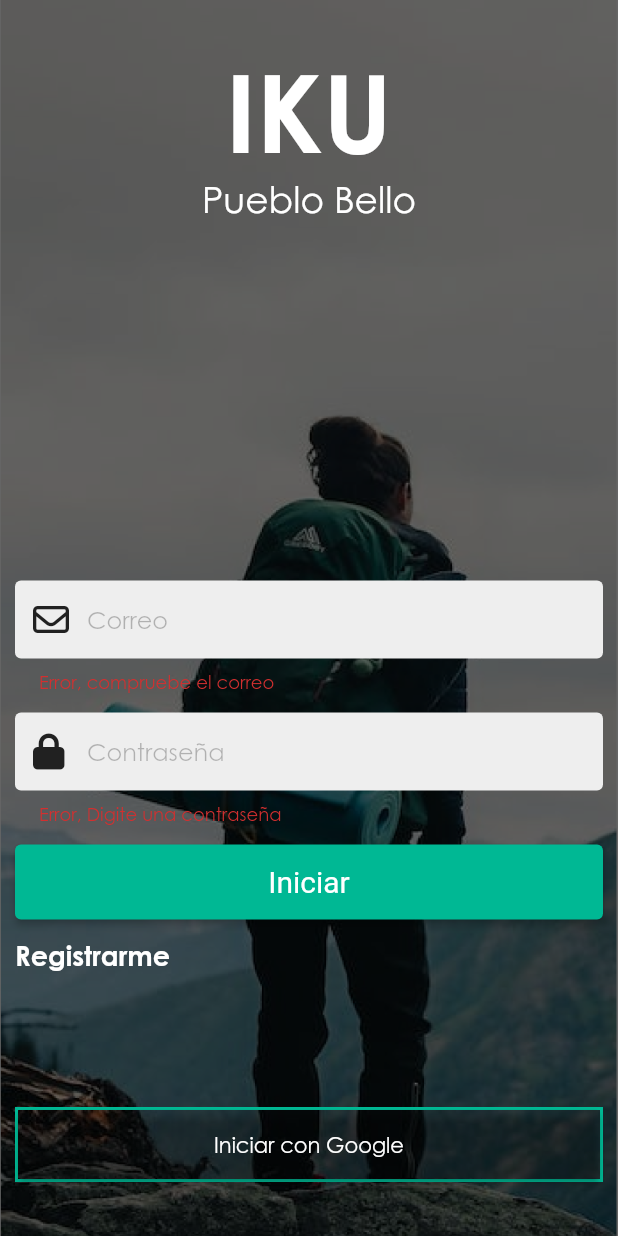
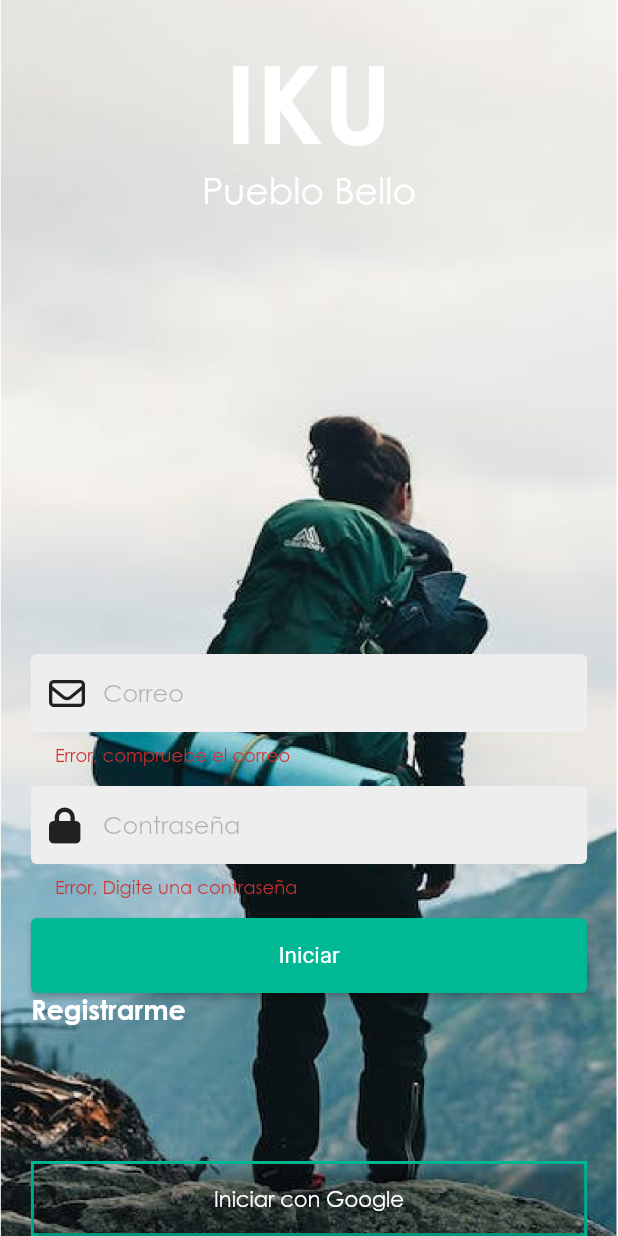
Before and after one commit to pueblobelloapp/TouristApp, a Flutter app: the screen it shows after launch, after a tap on "Iniciar", on a phone screen of 412 x 824 dp. Run offline on Flutter 3.47's test engine with Material 2 defaults, Android fonts, the light colour scheme and no system bars; our stand-ins replace cloud_firestore, email_validator, equatable, firebase_auth, firebase_core, firebase_storage and 7 more; accounts and stored records are empty.

Commit message:
Ajustes pantalla login, y logica para inicio de sesion.

```diff
--- /dev/null
+++ b/lib/Recursos/Entity/UserLogin.dart
@@ -0,0 +1,11 @@
+import 'package:equatable/equatable.dart';
+
+class UserLogin {
+
+  late String correo;
+  late String contrasena;
+
+  @override
+  List<Object?> get props => [correo, contrasena];
+
+}
--- a/lib/Recursos/Paginas/Login/Login.dart
+++ b/lib/Recursos/Paginas/Login/Login.dart
@@ -1,10 +1,15 @@
 // ignore_for_file: sized_box_for_whitespace
 
+import 'package:app_turismo_usuario/Recursos/DataSource/DataFirebaseLogin.dart';
+import 'package:app_turismo_usuario/Recursos/Entity/UserLogin.dart';
 import 'package:app_turismo_usuario/Recursos/Paginas/Login/LoginControllers.dart';
 import 'package:app_turismo_usuario/Recursos/Paginas/Navigation_bar/navigation_bar.dart';
 import 'package:app_turismo_usuario/Recursos/Paginas/Principal/principal.dart';
 import 'package:app_turismo_usuario/Recursos/Widget/Constans.dart';
 import 'package:app_turismo_usuario/Recursos/Widget/Gradient_Header.dart';
+import 'package:app_turismo_usuario/Recursos/utils/GextUtils.dart';
+import 'package:app_turismo_usuario/main.dart';
+import 'package:email_validator/email_validator.dart';
 import 'package:flutter/material.dart';
 import 'package:font_awesome_flutter/font_awesome_flutter.dart';
 import 'package:get/get.dart';
@@ -28,6 +33,13 @@ class _LoginState extends State<Login> {
   ControllerLogin controllerLogin = Get.find();
   String mensajeNotificacion = "Error";
 
+  final FirebaseLogin _firebaseLogin = getIt();
+  UserLogin userLogin = UserLogin();
+  String mensajeNotification = "Error";
+  bool isLoading = false;
+
+  final GetxUtils messageController = Get.put(GetxUtils());
+
   bool _processing = false;
 
   @override
@@ -40,47 +52,44 @@ class _LoginState extends State<Login> {
   @override
   Widget build(BuildContext context) {
     return Scaffold(
-        body: Container(
+      body: bodyLogin(),
+    );
+  }
+
+  Widget bodyLogin() {
+    return SingleChildScrollView(
+      child: Stack(
+        children: [
+          Container(
               width: MediaQuery.of(context).size.width,
               height: MediaQuery.of(context).size.height,
-      decoration: BoxDecoration(
+              decoration: const BoxDecoration(
                   image: DecorationImage(
-            image: const AssetImage('Assets/Img/background-login.png'),
-            fit: BoxFit.cover,
-            colorFilter: ColorFilter.mode(
-                Colors.black.withOpacity(0.6), BlendMode.srcOver)),
+                      image: AssetImage('Assets/Img/background-login.png'),
+                      fit: BoxFit.cover)),
+              child: Column(
+                mainAxisAlignment: MainAxisAlignment.end,
+                children: [
+                  Container(
+                    height: MediaQuery.of(context).size.height * 0.5,
+                    child: titleLogin(),
                   ),
-      child: Stack(children: [
-        SingleChildScrollView(
-          child: Column(
-            children: [
-              const SizedBox(
-                height: 30.0,
-              ),
-              _tituloLogin(),
-              _formLogin(),
+                  Container(
+                      width: MediaQuery.of(context).size.width * 0.9,
+                      child: _formLogin()),
+                  Container(
+                    width: MediaQuery.of(context).size.width * 0.9,
+                    child: _btnGoogle(),
+                  )
+                ],
+              ))
         ],
       ),
-        )
-      ]),
-    ));
+    );
   }
 
-  /*Widget _imagenLogo() {
-    return Container(
-      child: Image.asset(
-        'Assets/Img/background-login.png',
-        //width: MediaQuery.of(context).size.width * 0.85,
-        width: 260,
-        height: 260,
-      ),
-    );
-  }*/
-
-  Widget _tituloLogin() {
-    return SafeArea(
-        child: Column(
-      mainAxisAlignment: MainAxisAlignment.center,
+  Widget titleLogin() {
+    return Column(
       children: const [
         Text(
           'IKU',
@@ -97,19 +106,14 @@ class _LoginState extends State<Login> {
               fontSize: 24.0),
         )
       ],
-    ));
+    );
   }
 
   Widget _formLogin() {
-    return Container(
-      child: Form(
+    return Form(
         key: _formkey,
-          child: Container(
-            //color: Colors.white,
-            margin: const EdgeInsets.fromLTRB(10, 240, 10, 0),
         child: Column(
-              children: <Widget>[
-                //TextFormField Email
+          children: [
             _textFormFielWidget(
                 _emailL,
                 const FaIcon(
@@ -137,62 +141,68 @@ class _LoginState extends State<Login> {
             const SizedBox(
               height: 13,
             ),
-                //boton login
-                Container(
-                  //color: Colors.white,
+            SizedBox(
               width: double.infinity,
               height: 50.0,
               child: ElevatedButton(
                   style: Constants.buttonPrimary,
                   onPressed: () {
-                        if (_formkey.currentState!.validate()) {
-                          controllerLogin
-                              .getLogin(_emailL.text, _passwordL.text)
+                    getLoginUser(_emailL.text, _passwordL.text);
+                  },
+                  child: isLoading
+                      ? Center(
+                      child: Row(
+                        mainAxisAlignment: MainAxisAlignment.center,
+                        children: const [
+                          SizedBox(
+                            height: 20.0,
+                            width: 20.0,
+                            child: CircularProgressIndicator(
+                                color: Colors.white),
+                          ),
+                          SizedBox(width: 10.5),
+                          Text("Iniciando sesion")
+                        ],
+                      ))
+                      : Center(child: Text("Iniciar"))),
+            ),
+            _optionSesion()
+          ],
+        ));
+  }
+
+  getLoginUser(String correo, String contrasena) {
+    final bool isValidEmail = EmailValidator.validate(correo);
+
+    if (_formkey.currentState!.validate() && isValidEmail) {
+      setState(() {
+        isLoading = true;
+      });
+
+      userLogin.correo = correo;
+      userLogin.contrasena = contrasena;
+      _firebaseLogin.getLogin(userLogin)
           .then((value) => {
-                                    if (controllerLogin.email !=
-                                            'Sin Registro' &&
-                                        controllerLogin.password != "")
-                                      {Get.to(const Principal())}
-                                    else
-                                      {
-                                        _messageInformation(
-                                            'Validación de usuario',
-                                            'No se encuentra registrado',
-                                            const Icon(Icons.person),
-                                            Colors.red)
+        print("Inicio de sesion Correcto.")
+
+      })
+          .catchError((onError) {
+        if (onError == "wrong-password") {
+          mensajeNotification = "Contraseña incorrecta";
+        } else if (onError == "user-not-found") {
+          mensajeNotification = "Email no existe.";
+        } else {
+          mensajeNotification = onError.toString();
         }
-                                  })
-                              .catchError((onerror) {
-                            print('Recibido: ' + onerror);
-                            if (onerror == 'wrong-password') {
-                              mensajeNotificacion = 'Contraseña incorrecta';
-                            } else if (onerror == 'user-not-founf') {
-                              mensajeNotificacion = "Email no existe";
-                            }
-                            _messageInformation('Ups!', mensajeNotificacion,
-                                const Icon(Icons.error), Colors.white);
+
+        print("Error: $onError");
+        messageController.messageError("Validacion", mensajeNotification);
       });
     }
-                      },
-                      child: const Text(
-                        'Iniciar',
-                        style: TextStyle(fontSize: 20),
-                      )),
-                ),
-                const SizedBox(
-                  height: 13,
-                ),
-                Row(
-                  children: [_optionSesion()],
-                ),
-                Positioned(child: _btnGoogle())
-                /* const SizedBox(
-                  height: 95.0,
-                ),*/
-              ],
-            ),
-          )),
-    );
+
+    setState(() {
+      isLoading = false;
+    });
   }
 
   Widget _btnGoogle() {
--- a/lib/Recursos/Paginas/Login/LoginControllers.dart
+++ b/lib/Recursos/Paginas/Login/LoginControllers.dart
@@ -1,36 +1,17 @@
-import 'package:firebase_auth/firebase_auth.dart';
-import 'package:get/get.dart';
+import 'package:app_turismo_usuario/Recursos/Entity/UserLogin.dart';
+import 'package:app_turismo_usuario/Recursos/Repository/RepositoryLogin.dart';
+import 'package:app_turismo_usuario/main.dart';
 
-class ControllerLogin extends GetxController {
-  final FirebaseAuth firebaseAuth = FirebaseAuth.instance;
-  final Rx<dynamic> _uid = "".obs;
-  final Rx<dynamic> _email = "Sin Registro".obs;
+/**
+ * Comunicacion con la base de datos y validaciones de campos recibidos.
+ */
+class ControllerLogin  {
 
-  String get password => _uid.value;
-  String get email => _email.value;
+  final RepositoryLogin _repositoryLogin = getIt();
 
-  Future<void> getLogin(String e, String p) async {
-    try {
-      UserCredential user =
-          await firebaseAuth.signInWithEmailAndPassword(email: e, password: p);
-      _uid.value = user.user!.uid;
-      _email.value = user.user!.email;
-    } on FirebaseException catch (e) {
-      if (e.code == 'user-not-found') {
-        return Future.error('Usuario no Existe');
-      } else if (e.code == 'wrong-password') {
-        return Future.error('Contraseña incorrecta');
-      }
-    }
+  Future<void> validateLoginUser(UserLogin userLogin) async {
+    await _repositoryLogin.loginUser(userLogin);
   }
 
-  Future<void> logout() async {
-    try {
-      await firebaseAuth.signOut();
-      _uid.value = "";
-      _email.value = "Sin Registro";
-    } catch (e) {
-      throw 'Error al cerrar sesión: $e';
-    }
-  }
+
 }
--- a/lib/Recursos/Paginas/Registrar/Registrar.dart
+++ b/lib/Recursos/Paginas/Registrar/Registrar.dart
@@ -2,7 +2,7 @@ import 'package:app_turismo_usuario/Recursos/Widget/Constans.dart';
 import 'package:flutter/material.dart';
 import 'package:font_awesome_flutter/font_awesome_flutter.dart';
 import 'package:get/get.dart';
-
+import 'package:email_validator/email_validator.dart';
 import '../../theme/app_theme.dart';
 import 'RegistrarController.dart';
 
@@ -239,7 +239,9 @@ Widget _btonRegistration() {
     height: 50.0,
     child: ElevatedButton(
         style: Constants.buttonPrimary,
-        onPressed: () {},
+        onPressed: () {
+
+        },
         child: const Text(
           'Registrarme',
           style: TextStyle(fontSize: 20.0),
--- a/lib/Recursos/Paginas/myApp.dart
+++ b/lib/Recursos/Paginas/myApp.dart
@@ -24,18 +24,16 @@ class _MyAppState extends State<MyApp> {
       debugShowCheckedModeBanner: false,
       title: 'App Turismo',
       theme: ThemeData(fontFamily: 'Century'),
+      initialRoute: 'SplashScreen',
       routes: {
-        '/SplashScreen': (context) => SplashScreen(),
-        /*'/MyLocation': (context) => MyLocation(),
-        '/Login': (context) => Login(),
-        '/Menu': (context) => Menu(),
-        '/Home': (context) => HomePage(),
-        '/Mapa': (context) => MapaPage(),
-        '/Arhuaco': (context) => ArhuacoPage(),
-        '/Perfil': (context) => PerfilPage(),
-        '/Sitio Turistico': (context) => SitiosTuristicoPage()*/
+        'SplashScreen': (context) => SplashScreen(),
+        'MyLocation': (context) => MyLocation(),
+        'Login': (context) => Login(),
+        'Home': (context) => HomePage(),
+        'Mapa': (context) => MapaPage(),
+        'Arhuaco': (context) => ArhuacoPage(),
+        'Sitio Turistico': (context) => SitiosTuristicoPage()
       },
-      home: SplashScreen(),
     );
   }
 }
--- /dev/null
+++ b/lib/Recursos/Repository/RepositoryLogin.dart
@@ -0,0 +1,9 @@
+
+import 'package:app_turismo_usuario/Recursos/Entity/UserLogin.dart';
+
+abstract class RepositoryLogin {
+
+  Future<void> loginUser(UserLogin user);
+  Future<void> signOut();
+
+}
--- a/lib/main.dart
+++ b/lib/main.dart
@@ -1,12 +1,31 @@
+import 'package:app_turismo_usuario/Recursos/DataSource/DataFirebaseLogin.dart';
 import 'package:app_turismo_usuario/Recursos/Paginas/myApp.dart';
+import 'package:app_turismo_usuario/Recursos/Repository/Implementacion/RepositoryLoginImp.dart';
+import 'package:app_turismo_usuario/Recursos/Repository/RepositoryLogin.dart';
 import 'package:firebase_core/firebase_core.dart';
 import 'package:flutter/material.dart';
 import 'package:get/get.dart';
 import 'Recursos/Paginas/Login/LoginControllers.dart';
+import 'package:get_it/get_it.dart';
+
+final getIt = GetIt.instance;
 
 void main() async {
   WidgetsFlutterBinding.ensureInitialized();
   await Firebase.initializeApp();
+
+  await injectDependencies();
   Get.put(ControllerLogin());
   runApp(MyApp());
 }
+
+Future<void> injectDependencies() async {
+  //Data Source
+  getIt.registerLazySingleton(() => FirebaseLogin());
+
+  //Controllers
+  getIt.registerLazySingleton(() => ControllerLogin());
+
+  //Repositorios
+  getIt.registerLazySingleton<RepositoryLogin>(() => RepositoryLoginImp());
+}
--- a/pubspec.yaml
+++ b/pubspec.yaml
@@ -26,6 +26,8 @@ dependencies:
   location: ^4.4.0
   google_maps_flutter: ^2.2.5
   image_picker: ^0.8.8
+  email_validator: ^2.1.17
+  get_it: ^7.2.0
 
 dev_dependencies:
   flutter_test:
@@ -38,7 +40,6 @@ flutter:
 
   assets:
     - Assets/Img/
-  #   - images/a_dot_ham.jpeg
 
   fonts:
     - family: Century
```
Also changed, not shown: lib/Recursos/DataSource/DataFirebaseLogin.dart (added, +81 -0 lines), lib/Recursos/Repository/Implementacion/RepositoryLoginImp.dart (added, +21 -0 lines), lib/Recursos/utils/GextUtils.dart (added, +54 -0 lines), pubspec.lock, 2 other files. Lines whose indentation alone changed are shown as unchanged.
